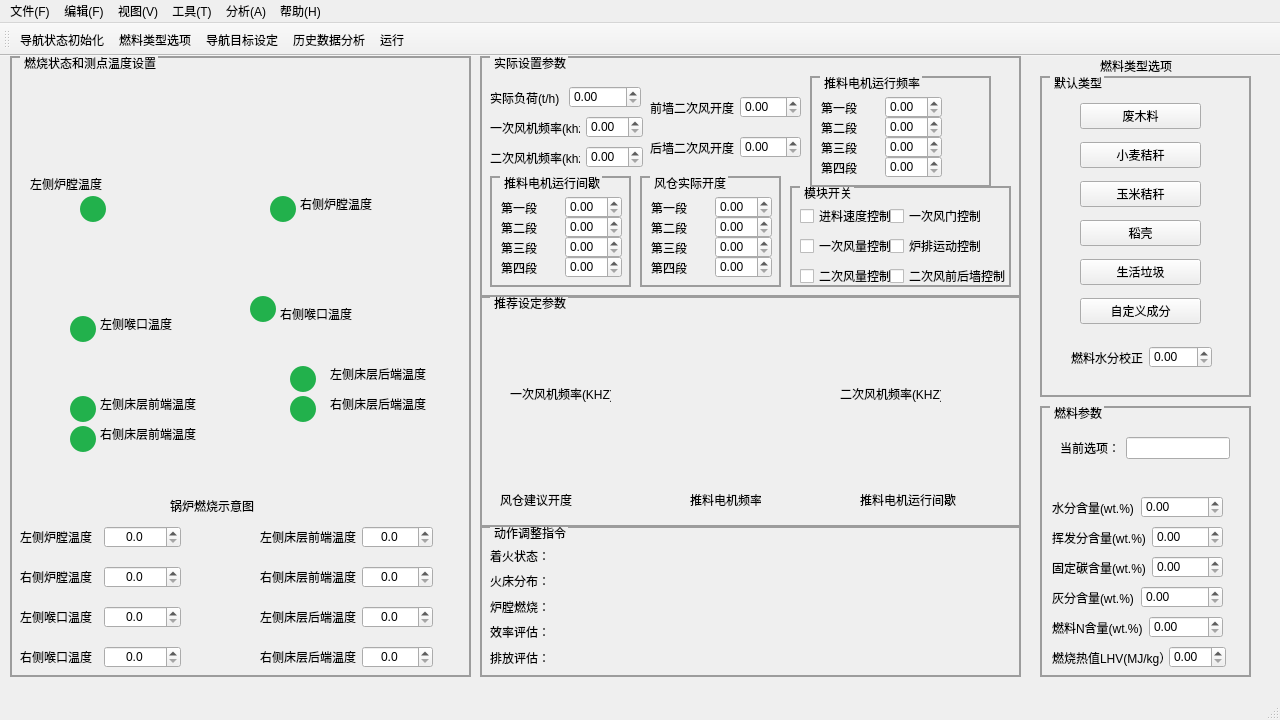
This is stove_navigator.ui in zongyuanyan/navigator_v1 as Qt 5 draws it before an edit. The edited form follows.
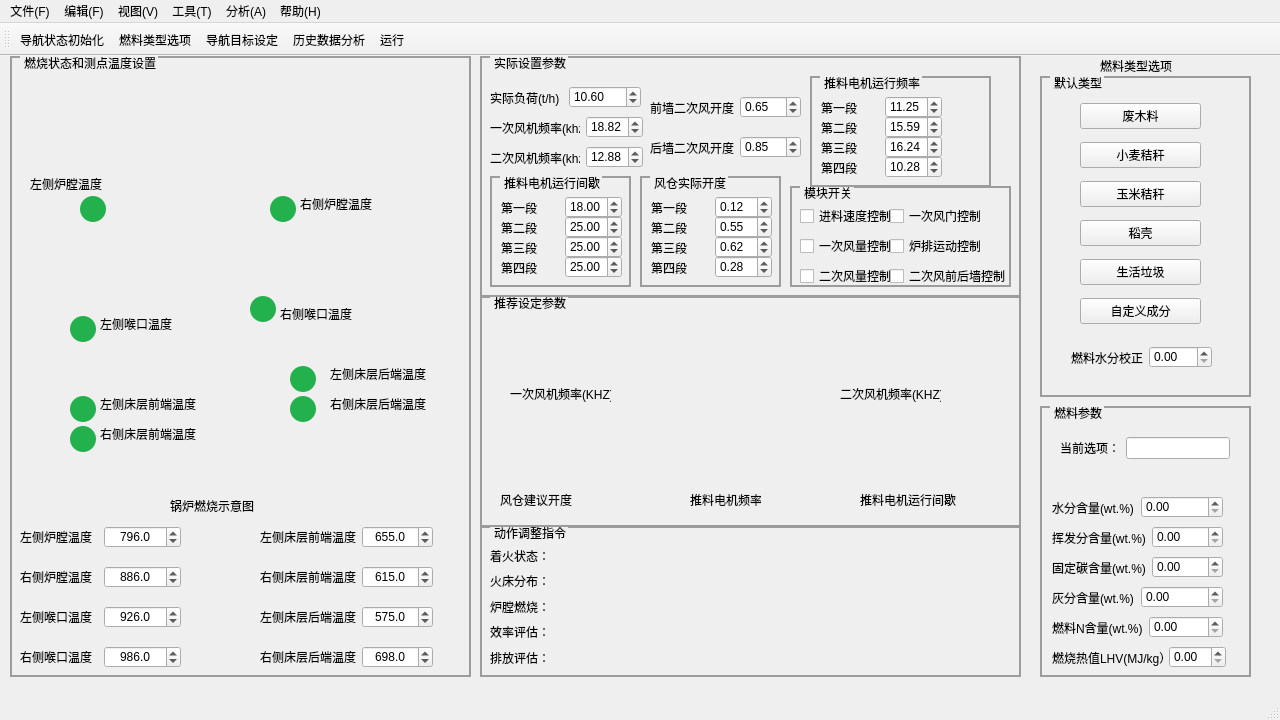
This is the edited form. Icons and pictures are not drawn.

Diff of the .ui file:
```diff
--- a/stove_navigator.ui
+++ b/stove_navigator.ui
@@ -472,7 +472,7 @@
      <property name="title">
       <string>推料电机运行频率</string>
      </property>
-     <widget class="QWidget" name="">
+     <widget class="QWidget" name="layoutWidget">
       <property name="geometry">
        <rect>
         <x>11</x>
@@ -490,11 +490,15 @@
         </widget>
        </item>
        <item>
-        <widget class="QDoubleSpinBox" name="doubleSpinBox_24"/>
+        <widget class="QDoubleSpinBox" name="doubleSpinBox_24">
+         <property name="value">
+          <double>11.250000000000000</double>
+         </property>
+        </widget>
        </item>
       </layout>
      </widget>
-     <widget class="QWidget" name="">
+     <widget class="QWidget" name="layoutWidget">
       <property name="geometry">
        <rect>
         <x>11</x>
@@ -512,11 +516,15 @@
         </widget>
        </item>
        <item>
-        <widget class="QDoubleSpinBox" name="doubleSpinBox_25"/>
+        <widget class="QDoubleSpinBox" name="doubleSpinBox_25">
+         <property name="value">
+          <double>15.590000000000000</double>
+         </property>
+        </widget>
        </item>
       </layout>
      </widget>
-     <widget class="QWidget" name="">
+     <widget class="QWidget" name="layoutWidget">
       <property name="geometry">
        <rect>
         <x>11</x>
@@ -534,11 +542,15 @@
         </widget>
        </item>
        <item>
-        <widget class="QDoubleSpinBox" name="doubleSpinBox_26"/>
+        <widget class="QDoubleSpinBox" name="doubleSpinBox_26">
+         <property name="value">
+          <double>16.239999999999998</double>
+         </property>
+        </widget>
        </item>
       </layout>
      </widget>
-     <widget class="QWidget" name="">
+     <widget class="QWidget" name="layoutWidget">
       <property name="geometry">
        <rect>
         <x>11</x>
@@ -556,7 +568,11 @@
         </widget>
        </item>
        <item>
-        <widget class="QDoubleSpinBox" name="doubleSpinBox_27"/>
+        <widget class="QDoubleSpinBox" name="doubleSpinBox_27">
+         <property name="value">
+          <double>10.279999999999999</double>
+         </property>
+        </widget>
        </item>
       </layout>
      </widget>
@@ -714,7 +730,11 @@
         </widget>
        </item>
        <item>
-        <widget class="QDoubleSpinBox" name="doubleSpinBox_28"/>
+        <widget class="QDoubleSpinBox" name="doubleSpinBox_28">
+         <property name="value">
+          <double>18.000000000000000</double>
+         </property>
+        </widget>
        </item>
       </layout>
      </widget>
@@ -736,7 +756,11 @@
         </widget>
        </item>
        <item>
-        <widget class="QDoubleSpinBox" name="doubleSpinBox_29"/>
+        <widget class="QDoubleSpinBox" name="doubleSpinBox_29">
+         <property name="value">
+          <double>25.000000000000000</double>
+         </property>
+        </widget>
        </item>
       </layout>
      </widget>
@@ -758,7 +782,11 @@
         </widget>
        </item>
        <item>
-        <widget class="QDoubleSpinBox" name="doubleSpinBox_30"/>
+        <widget class="QDoubleSpinBox" name="doubleSpinBox_30">
+         <property name="value">
+          <double>25.000000000000000</double>
+         </property>
+        </widget>
        </item>
       </layout>
      </widget>
@@ -780,7 +808,11 @@
         </widget>
        </item>
        <item>
-        <widget class="QDoubleSpinBox" name="doubleSpinBox_31"/>
+        <widget class="QDoubleSpinBox" name="doubleSpinBox_31">
+         <property name="value">
+          <double>25.000000000000000</double>
+         </property>
+        </widget>
        </item>
       </layout>
      </widget>
@@ -831,7 +863,17 @@
         </widget>
        </item>
        <item>
-        <widget class="QDoubleSpinBox" name="doubleSpinBox_32"/>
+        <widget class="QDoubleSpinBox" name="doubleSpinBox_32">
+         <property name="maximum">
+          <double>1.000000000000000</double>
+         </property>
+         <property name="singleStep">
+          <double>0.100000000000000</double>
+         </property>
+         <property name="value">
+          <double>0.120000000000000</double>
+         </property>
+        </widget>
        </item>
       </layout>
      </widget>
@@ -853,7 +895,17 @@
         </widget>
        </item>
        <item>
-        <widget class="QDoubleSpinBox" name="doubleSpinBox_33"/>
+        <widget class="QDoubleSpinBox" name="doubleSpinBox_33">
+         <property name="maximum">
+          <double>1.000000000000000</double>
+         </property>
+         <property name="singleStep">
+          <double>0.100000000000000</double>
+         </property>
+         <property name="value">
+          <double>0.550000000000000</double>
+         </property>
+        </widget>
        </item>
       </layout>
      </widget>
@@ -875,7 +927,17 @@
         </widget>
        </item>
        <item>
-        <widget class="QDoubleSpinBox" name="doubleSpinBox_34"/>
+        <widget class="QDoubleSpinBox" name="doubleSpinBox_34">
+         <property name="maximum">
+          <double>1.000000000000000</double>
+         </property>
+         <property name="singleStep">
+          <double>0.100000000000000</double>
+         </property>
+         <property name="value">
+          <double>0.620000000000000</double>
+         </property>
+        </widget>
        </item>
       </layout>
      </widget>
@@ -897,12 +959,22 @@
         </widget>
        </item>
        <item>
-        <widget class="QDoubleSpinBox" name="doubleSpinBox_35"/>
+        <widget class="QDoubleSpinBox" name="doubleSpinBox_35">
+         <property name="maximum">
+          <double>1.000000000000000</double>
+         </property>
+         <property name="singleStep">
+          <double>0.100000000000000</double>
+         </property>
+         <property name="value">
+          <double>0.280000000000000</double>
+         </property>
+        </widget>
        </item>
       </layout>
      </widget>
     </widget>
-    <widget class="QWidget" name="">
+    <widget class="QWidget" name="layoutWidget">
      <property name="geometry">
       <rect>
        <x>10</x>
@@ -920,11 +992,15 @@
        </widget>
       </item>
       <item>
-       <widget class="QDoubleSpinBox" name="doubleSpinBox_9"/>
+       <widget class="QDoubleSpinBox" name="doubleSpinBox_9">
+        <property name="value">
+         <double>10.600000000000000</double>
+        </property>
+       </widget>
       </item>
      </layout>
     </widget>
-    <widget class="QWidget" name="">
+    <widget class="QWidget" name="layoutWidget">
      <property name="geometry">
       <rect>
        <x>10</x>
@@ -942,11 +1018,15 @@
        </widget>
       </item>
       <item>
-       <widget class="QDoubleSpinBox" name="doubleSpinBox_10"/>
+       <widget class="QDoubleSpinBox" name="doubleSpinBox_10">
+        <property name="value">
+         <double>18.820000000000000</double>
+        </property>
+       </widget>
       </item>
      </layout>
     </widget>
-    <widget class="QWidget" name="">
+    <widget class="QWidget" name="layoutWidget">
      <property name="geometry">
       <rect>
        <x>10</x>
@@ -964,11 +1044,15 @@
        </widget>
       </item>
       <item>
-       <widget class="QDoubleSpinBox" name="doubleSpinBox_11"/>
+       <widget class="QDoubleSpinBox" name="doubleSpinBox_11">
+        <property name="value">
+         <double>12.880000000000001</double>
+        </property>
+       </widget>
       </item>
      </layout>
     </widget>
-    <widget class="QWidget" name="">
+    <widget class="QWidget" name="layoutWidget">
      <property name="geometry">
       <rect>
        <x>170</x>
@@ -986,11 +1070,15 @@
        </widget>
       </item>
       <item>
-       <widget class="QDoubleSpinBox" name="doubleSpinBox_15"/>
+       <widget class="QDoubleSpinBox" name="doubleSpinBox_15">
+        <property name="value">
+         <double>0.650000000000000</double>
+        </property>
+       </widget>
       </item>
      </layout>
     </widget>
-    <widget class="QWidget" name="">
+    <widget class="QWidget" name="layoutWidget">
      <property name="geometry">
       <rect>
        <x>170</x>
@@ -1008,7 +1096,11 @@
        </widget>
       </item>
       <item>
-       <widget class="QDoubleSpinBox" name="doubleSpinBox_16"/>
+       <widget class="QDoubleSpinBox" name="doubleSpinBox_16">
+        <property name="value">
+         <double>0.850000000000000</double>
+        </property>
+       </widget>
       </item>
      </layout>
     </widget>
@@ -1233,6 +1325,9 @@
         <property name="singleStep">
          <double>50.000000000000000</double>
         </property>
+        <property name="value">
+         <double>796.000000000000000</double>
+        </property>
        </widget>
       </item>
      </layout>
@@ -1268,6 +1363,9 @@
         <property name="singleStep">
          <double>50.000000000000000</double>
         </property>
+        <property name="value">
+         <double>886.000000000000000</double>
+        </property>
        </widget>
       </item>
      </layout>
@@ -1303,6 +1401,9 @@
         <property name="singleStep">
          <double>50.000000000000000</double>
         </property>
+        <property name="value">
+         <double>926.000000000000000</double>
+        </property>
        </widget>
       </item>
      </layout>
@@ -1338,6 +1439,9 @@
         <property name="singleStep">
          <double>50.000000000000000</double>
         </property>
+        <property name="value">
+         <double>986.000000000000000</double>
+        </property>
        </widget>
       </item>
      </layout>
@@ -1373,6 +1477,9 @@
         <property name="singleStep">
          <double>50.000000000000000</double>
         </property>
+        <property name="value">
+         <double>655.000000000000000</double>
+        </property>
        </widget>
       </item>
      </layout>
@@ -1408,6 +1515,9 @@
         <property name="singleStep">
          <double>50.000000000000000</double>
         </property>
+        <property name="value">
+         <double>615.000000000000000</double>
+        </property>
        </widget>
       </item>
      </layout>
@@ -1443,6 +1553,9 @@
         <property name="singleStep">
          <double>50.000000000000000</double>
         </property>
+        <property name="value">
+         <double>575.000000000000000</double>
+        </property>
        </widget>
       </item>
      </layout>
@@ -1478,6 +1591,9 @@
         <property name="singleStep">
          <double>50.000000000000000</double>
         </property>
+        <property name="value">
+         <double>698.000000000000000</double>
+        </property>
        </widget>
       </item>
      </layout>
```
